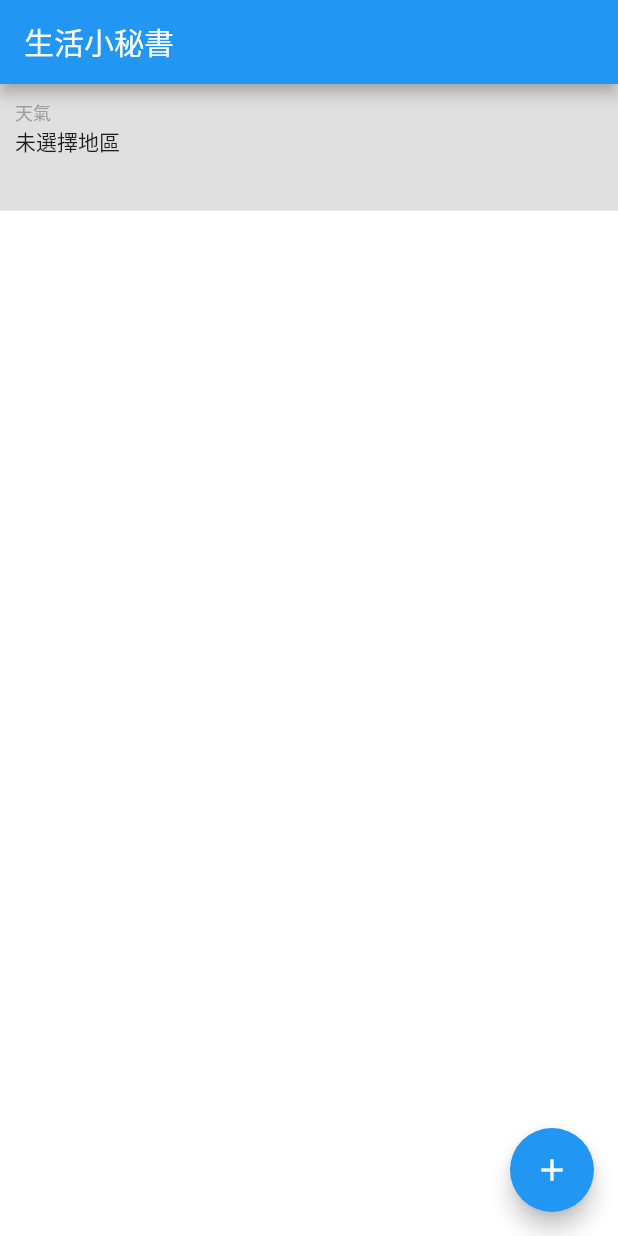
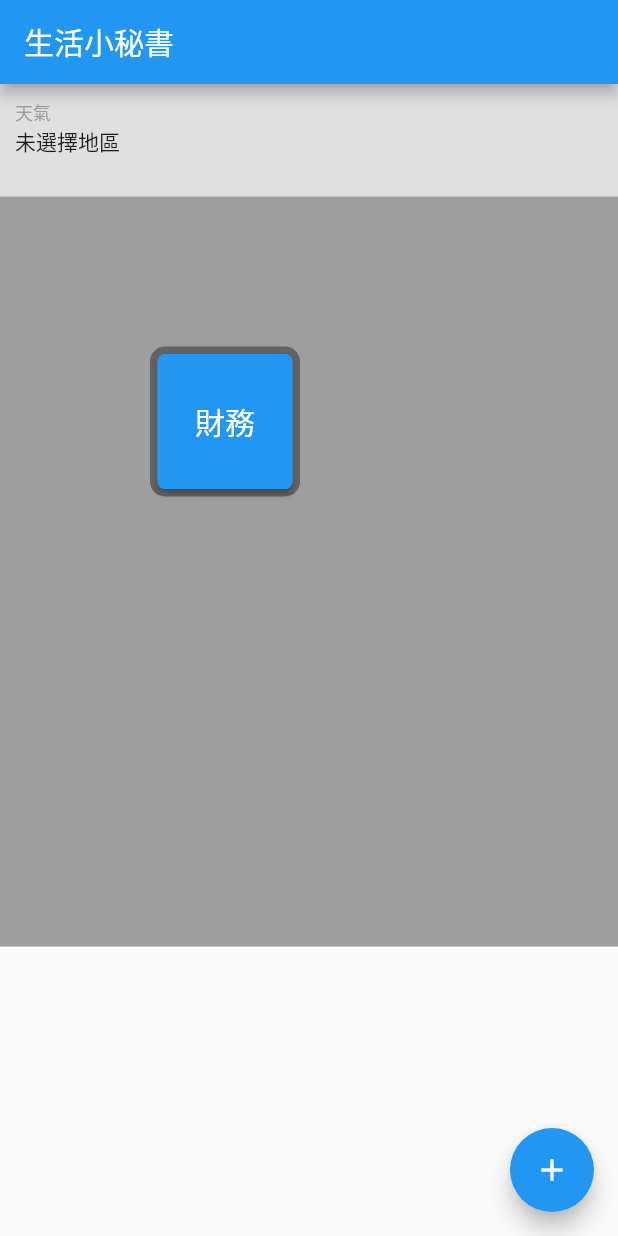
Before and after one commit to sstingo/little_sercetary, a Flutter app: the screen it shows after launch, on a phone screen of 412 x 824 dp. Run offline on Flutter 3.47's test engine with Material 2 defaults, Android fonts, the phone set to English and light mode, and no system bars.

Commit message:
功能按鈕

```diff
--- a/lib/main.dart
+++ b/lib/main.dart
@@ -1,12 +1,13 @@
 import 'package:flutter/foundation.dart';
 import 'package:flutter/material.dart';
+import 'package:flutter/services.dart';
 
 import 'services/weather.dart';
+import 'screens/Test.dart';
 
 void main() => runApp(MyApp());
 
 class MyApp extends StatelessWidget {
-  // This widget is the root of your application.
   @override
   Widget build(BuildContext context) {
     return MaterialApp(
@@ -46,6 +47,10 @@ class _MyHomePageState extends State<MyHomePage> {
     // Future setData() async {
     //   weatherData = await getData();
     // }
+    SystemChrome.setPreferredOrientations([
+      DeviceOrientation.portraitUp,
+      DeviceOrientation.portraitDown,
+    ]);
 
     updateWeather();
     // print(weatherData); /////
@@ -59,15 +64,11 @@ class _MyHomePageState extends State<MyHomePage> {
       appBar: AppBar(
         title: Text(widget.title),
       ),
-      body: Container(
-        color: Colors.white,
-        child: Align(
-          alignment: Alignment.topCenter,
-          child: FractionallySizedBox(
-            //百分比調大小
-            widthFactor: 1,
-            heightFactor: 0.11,
-            child: Container(
+      body: Column(
+        // mainAxisSize: MainAxisSize.max,
+        crossAxisAlignment: CrossAxisAlignment.stretch,
+        children: <Widget>[
+          Container(
             color: Colors.grey[300],
             padding: EdgeInsets.all(10.0),
             child: Column(
@@ -104,8 +105,47 @@ class _MyHomePageState extends State<MyHomePage> {
               ],
             ),
           ),
+          Container(
+              color: Colors.grey,
+              height: 500,
+              child: Stack(
+                children: <Widget>[
+                  Positioned(
+                    left: 100,
+                    top: 100,
+                    child: Container(
+                      width: 100,
+                      height: 100,
+                      decoration: BoxDecoration(
+                        border: Border.all(width: 5, color: Colors.black38),
+                        borderRadius: BorderRadius.all(Radius.circular(10)),
+                      ),
+                      child: RaisedButton(
+                        color: Colors.blue,
+                        shape: RoundedRectangleBorder(
+                          borderRadius: BorderRadius.all(Radius.circular(5)),
+                        ),
+                        onPressed: () {
+                          Navigator.push(
+                            context,
+                            MaterialPageRoute(
+                              builder: (context) {
+                                return Test();
+                              },
+                            ),
+                          );
+                        },
+                        // shape: CircleBorder(),
+                        child: Text(
+                          '財務',
+                          style: TextStyle(fontSize: 20, color: Colors.white),
                         ),
                       ),
+                    ),
+                  ),
+                ],
+              )),
+        ],
       ),
       floatingActionButton: FloatingActionButton(
         onPressed: () async {
@@ -160,3 +200,14 @@ class _MyHomePageState extends State<MyHomePage> {
     });
   }
 }
+
+//   child: Column(
+//     children: <Widget>[
+// Container(
+// color: Colors.white,
+// child: Align(
+//   alignment: Alignment.topCenter,
+//   child: FractionallySizedBox(
+//     //百分比調大小
+//     widthFactor: 1,
+//     heightFactor: 0.11,
```
Also changed, not shown: lib/screens/Test.dart (added, +63 -0 lines). Lines whose indentation alone changed are shown as unchanged.
